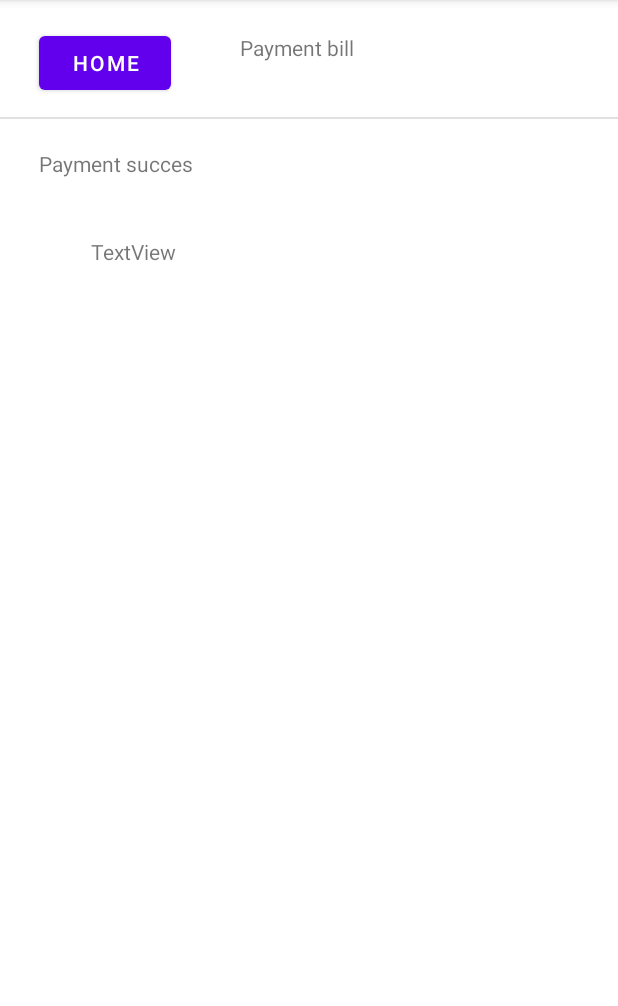
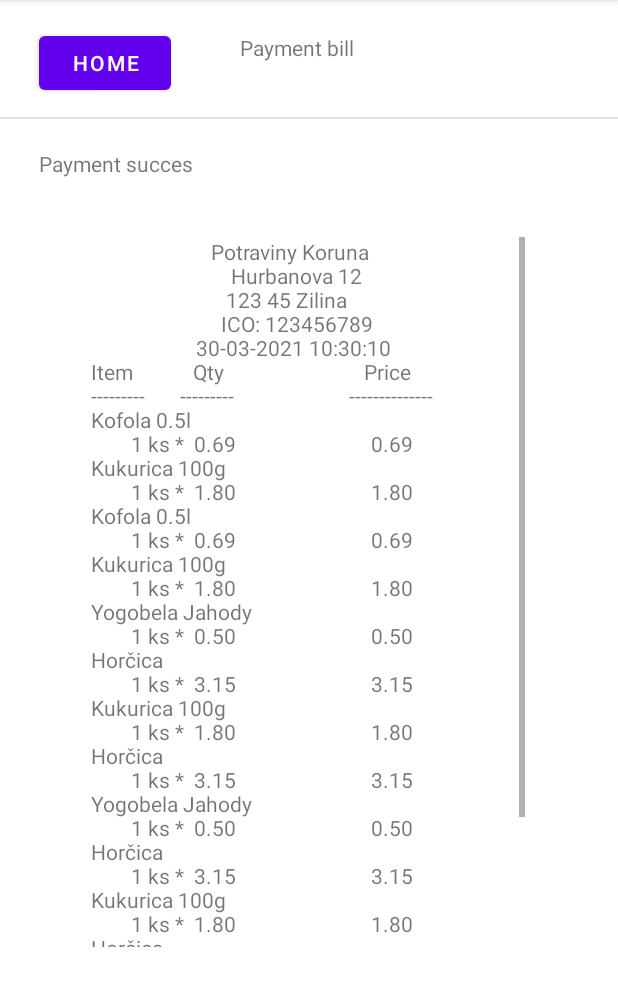
Before and after one commit to slovakiaman/Cashier, an Android app: the screen it shows after launch (BillActivity), after a tap on "PAY", on a phone screen of 412 x 824 dp, the part 84-1090 px from its top. Run offline under Robolectric (Android 15) with nearby library versions, the phone set to English and light mode, and no system bars; libraries missing offline, so code that uses them is left out: com.google.zxing.integration.

Commit message:
merged Bill to develop

```diff
--- a/app/src/main/java/com/example/cashier/BillActivity.java
+++ b/app/src/main/java/com/example/cashier/BillActivity.java
@@ -1,12 +1,18 @@
 package com.example.cashier;
 
+import androidx.annotation.RequiresApi;
 import androidx.appcompat.app.AppCompatActivity;
 
 import android.content.Intent;
+import android.os.Build;
 import android.os.Bundle;
 import android.text.method.ScrollingMovementMethod;
 import android.view.View;
 import android.widget.TextView;
+
+import com.example.cashier.state_manager.MerchantModel;
+import com.example.cashier.state_manager.ProductModel;
+import com.example.cashier.state_manager.StateManager;
 
 import java.time.LocalDate;
 import java.time.LocalDateTime;
@@ -18,20 +24,13 @@ public class BillActivity extends AppCompatActivity {
 
     public ArrayList<ProductModel> products = new ArrayList<>();
 
+    @RequiresApi(api = Build.VERSION_CODES.O)
     @Override
     protected void onCreate(Bundle savedInstanceState) {
         super.onCreate(savedInstanceState);
         setContentView(R.layout.activity_bill);
 
-        products.add(new ProductModel("Chlieb","hfg5j4gh5j",1,1.5,CodeType.EAN));
-        products.add(new ProductModel("Syr","56654sdgs",2,3.2,CodeType.EAN));
-        products.add(new ProductModel("Mlieko","hfg5j4sdgh5j",12,0.49,CodeType.EAN));
-        products.add(new ProductModel("Kakao","hfg5sdg5j",1,1.2,CodeType.EAN));
-        products.add(new ProductModel("Borovicka","hfg5sdg5j",1,10,CodeType.EAN));
-        products.add(new ProductModel("Ananas","hfg5sdg5j",1,2.2,CodeType.EAN));
-        products.add(new ProductModel("E","hfg5sdg5j",1,2.2,CodeType.EAN));
-        products.add(new ProductModel("Anaasdgsadnas","hfg5sdg5j",1,2.2,CodeType.EAN));
-
+        products = StateManager.getProductsInBasket();
 
         TextView status = findViewById(R.id.textPaymentStatus);
         status.setText("Payment succes"); // need to add response from API
@@ -48,14 +47,17 @@ public class BillActivity extends AppCompatActivity {
         finish();
     }
 
+    @RequiresApi(api = Build.VERSION_CODES.O)
     private String generateBill(ArrayList<ProductModel> products){
+        MerchantModel merchantModel = StateManager.getMerchant();
+
         LocalDateTime myDateObj = LocalDateTime.now();
         String date = myDateObj.format(DateTimeFormatter.ofPattern("dd-MM-yyyy HH:mm:ss"));
 
-        String address = String.format("%40s \n","Nazov Prevadzky");
-        address += String.format("%40s \n","Nazov Ulice 12345");
-        address += String.format("%40s \n","123 45 Nazov Mesta");
-        address += String.format("%20s %20s\n%40s\n","ICO: 1234567890","IC DPH: 9876543210",date);
+        String address = String.format("%40s \n",merchantModel.getName());
+        address += String.format("%40s \n",merchantModel.getStreet() + " " + merchantModel.getStreetNumber());
+        address += String.format("%40s \n",merchantModel.getPsc()+" "+merchantModel.getCity());
+        address += String.format("%40s \n%40s\n","ICO: "+ merchantModel.getIco(),date);
         //String head = String.format("%40s\n\n", "   Invoice Reciept   ");
         String s = String.format("%-15s %-10s %25s\n", "Item","Qty","Price");
         String s1 = String.format("%-15s %-10s %35s\n","---------","---------"," --------------");
@@ -64,10 +66,10 @@ public class BillActivity extends AppCompatActivity {
 
         for(ProductModel product : products)
         {
-            String name = product.GetName();
-            int ammount = product.GetAmmount();
-            double price = product.GetPrice();
-            String code = product.GetCode();
+            String name = product.getName();
+            int ammount = product.getNumberOfProducts();
+            double price = product.getUnitPrice();
+            String code = product.getCode();
             sum += (price*ammount);
 
             String sPrice = String.format("\t%5s ks * %5.2f %30.2f %n",ammount,price,price*ammount);
--- a/app/src/main/java/com/example/cashier/MainActivity.java
+++ b/app/src/main/java/com/example/cashier/MainActivity.java
@@ -44,7 +44,7 @@ public class MainActivity extends AppCompatActivity {
         payButton.setOnClickListener(new View.OnClickListener(){
             public void onClick(View v) {
                 // TODO intent to Payment methods activity
-                startActivity(new Intent(MainActivity.this, BillActivity.class));//docasny odkaz na test bill
+                startActivity(new Intent(MainActivity.this, BillActivity.class));//docasny odkaz na test bill - potom presmerovat na pay
 
             }
         });
--- a/app/src/main/java/com/example/cashier/helpers/HttpHelper.java
+++ b/app/src/main/java/com/example/cashier/helpers/HttpHelper.java
@@ -34,7 +34,7 @@ public class HttpHelper {
 
             // products
             JSONObject product = new JSONObject();
-            product.put("id", 0);
+            //product.put("id", 0);
             product.put("name", "Mars tycinka");
             product.put("code", "3454sda3");
             product.put("numberOfProducts", 1);
--- a/app/src/main/java/com/example/cashier/state_manager/ProductModel.java
+++ b/app/src/main/java/com/example/cashier/state_manager/ProductModel.java
@@ -2,27 +2,20 @@ package com.example.cashier.state_manager;
 
 public class ProductModel {
 
-    private int id;
+
     private String name;
     private String code;
     private int numberOfProducts;
     private float unitPrice;
 
-    public ProductModel(int id, String name, String code, int numberOfProducts, float unitPrice){
-        this.id = id;
+    public ProductModel( String name, String code, int numberOfProducts, float unitPrice){
+
         this.name = name;
         this.code = code;
         this.numberOfProducts = numberOfProducts;
         this.unitPrice = unitPrice;
     }
 
-    public int getId() {
-        return id;
-    }
-
-    public void setId(int id) {
-        this.id = id;
-    }
 
     public String getName() {
         return name;
--- a/app/src/main/java/com/example/cashier/state_manager/StateManager.java
+++ b/app/src/main/java/com/example/cashier/state_manager/StateManager.java
@@ -24,25 +24,31 @@ public class StateManager {
 
     private static ArrayList<ProductModel> createTestProducts() {
         ArrayList<ProductModel> items = new ArrayList<>();
-        items.add(new ProductModel(1, "Kofola 0.5l", "KSGF001", 1, 0.69f));
-        items.add(new ProductModel(2, "Kukurica 100g", "KHGF005", 1, 1.80f));
-        items.add(new ProductModel(3, "Kofola 0.5l", "KSGF001", 1, 0.69f));
-        items.add(new ProductModel(4, "Kukurica 100g", "KHGF005", 1, 1.80f));
-        items.add(new ProductModel(5, "Yogobela Jahody", "YHGN045", 1, 0.50f));
-        items.add(new ProductModel(6, "Horčica", "HBGN144", 1, 3.15f));
-        items.add(new ProductModel(7, "Kukurica 100g", "KHGF005", 1, 1.80f));
-        items.add(new ProductModel(8, "Horčica", "HBGN144", 1, 3.15f));
-        items.add(new ProductModel(9, "Yogobela Jahody", "YHGN045", 1, 0.50f));
-        items.add(new ProductModel(10, "Horčica", "HBGN144", 1, 3.15f));
-        items.add(new ProductModel(11, "Kukurica 100g", "KHGF005", 1, 1.80f));
-        items.add(new ProductModel(12, "Horčica", "HBGN144", 1, 3.15f));
+        items.add(new ProductModel("Kofola 0.5l", "KSGF001", 1, 0.69f));
+        items.add(new ProductModel("Kukurica 100g", "KHGF005", 1, 1.80f));
+        items.add(new ProductModel("Kofola 0.5l", "KSGF001", 1, 0.69f));
+        items.add(new ProductModel( "Kukurica 100g", "KHGF005", 1, 1.80f));
+        items.add(new ProductModel( "Yogobela Jahody", "YHGN045", 1, 0.50f));
+        items.add(new ProductModel( "Horčica", "HBGN144", 1, 3.15f));
+        items.add(new ProductModel( "Kukurica 100g", "KHGF005", 1, 1.80f));
+        items.add(new ProductModel( "Horčica", "HBGN144", 1, 3.15f));
+        items.add(new ProductModel( "Yogobela Jahody", "YHGN045", 1, 0.50f));
+        items.add(new ProductModel( "Horčica", "HBGN144", 1, 3.15f));
+        items.add(new ProductModel( "Kukurica 100g", "KHGF005", 1, 1.80f));
+        items.add(new ProductModel( "Horčica", "HBGN144", 1, 3.15f));
         return items;
+    }
+
+    private static MerchantModel createTestMerchant(){
+        MerchantModel merchantModel = new MerchantModel("Potraviny Koruna","123456789","Hurbanova","12","Zilina","123 45");
+        return merchantModel;
     }
 
     /*
         Get merchant
      */
     public static MerchantModel getMerchant(){
+        stateRef.merchant = createTestMerchant();
         return stateRef.merchant;
     }
 
```
